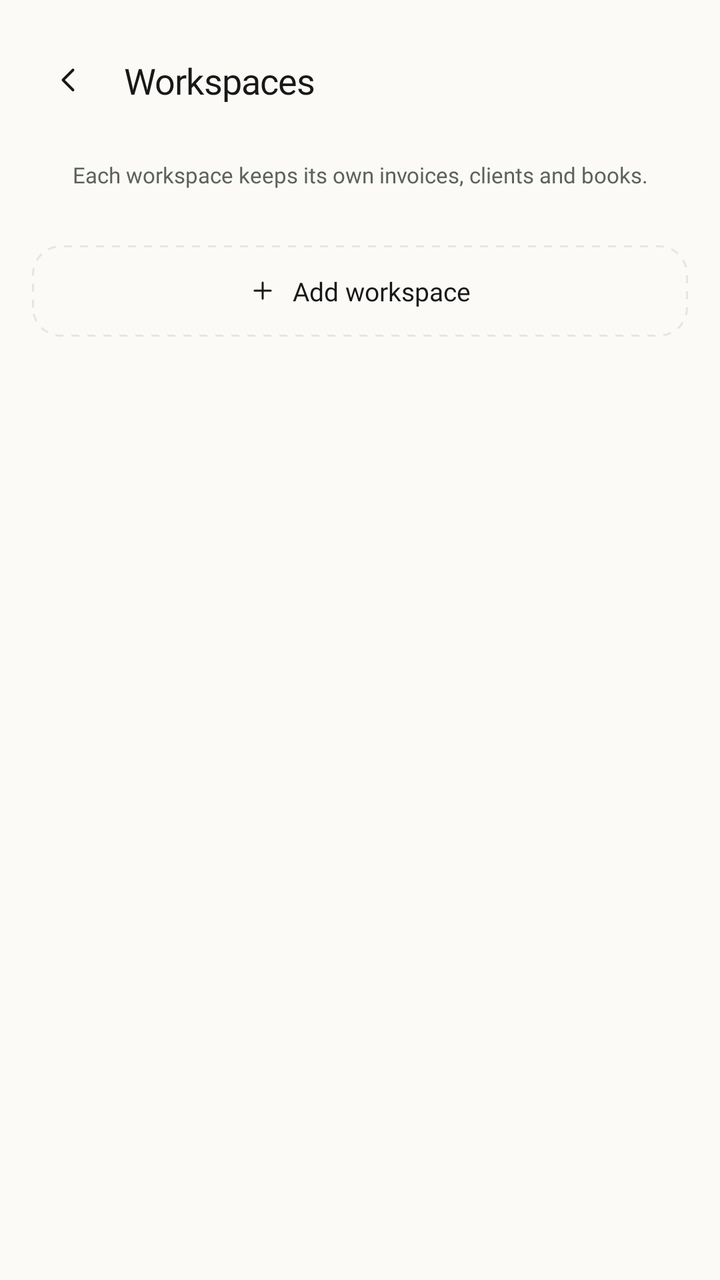
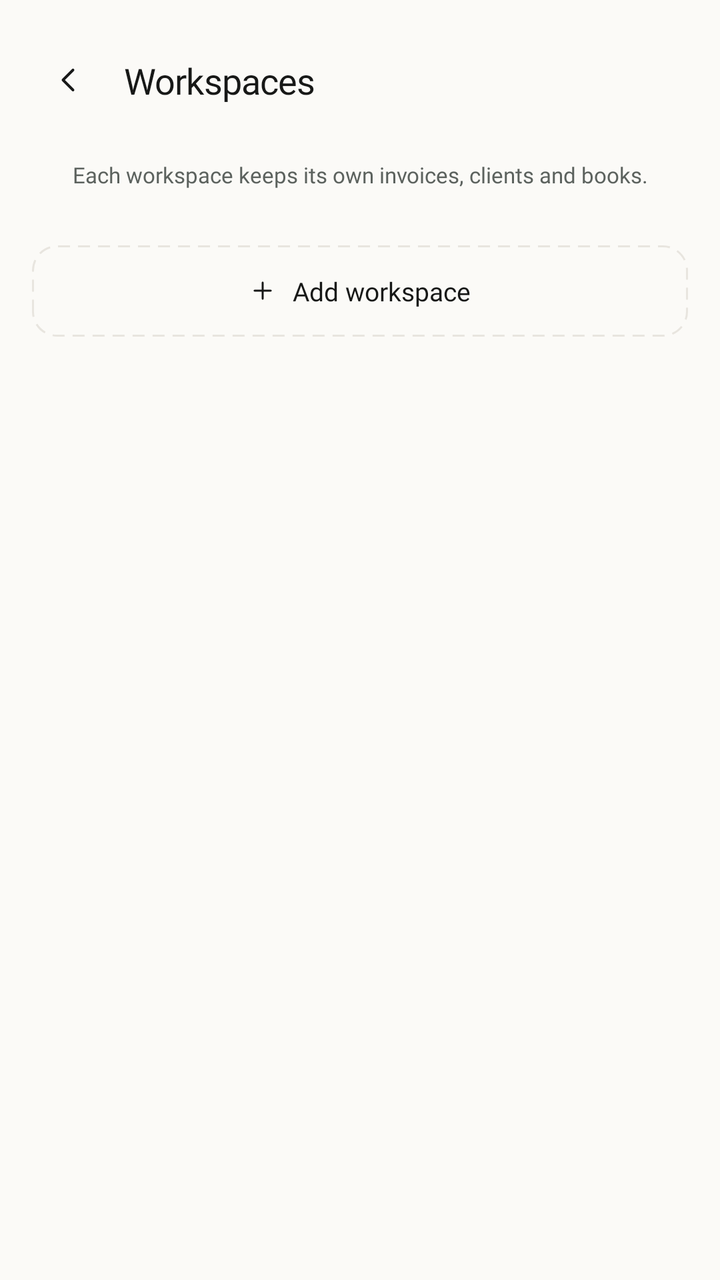

Before-and-after screenshots of an Android layout around one commit, followed by the original layout XML and the change that was made.
<!-- AndroidManifest.xml: application theme Theme.InvoiceGenerator -->
<!-- res/layout/fragment_manage_workspaces.xml -->
<?xml version="1.0" encoding="utf-8"?>
<androidx.constraintlayout.widget.ConstraintLayout xmlns:android="http://schemas.android.com/apk/res/android"
    xmlns:app="http://schemas.android.com/apk/res-auto"
    android:layout_width="match_parent"
    android:layout_height="match_parent"
    android:background="#FBFAF7"
    android:paddingHorizontal="16dp"
    android:paddingTop="8dp"
    android:paddingBottom="28dp">

    
    <androidx.constraintlayout.widget.ConstraintLayout
        android:id="@+id/header"
        android:layout_width="match_parent"
        android:layout_height="wrap_content"
        android:paddingVertical="14dp"
        app:layout_constraintTop_toTopOf="parent">

        <ImageButton
            android:id="@+id/backbtn"
            android:layout_width="36dp"
            android:layout_height="36dp"
            android:background="@android:color/transparent"
            android:padding="8dp"
            android:scaleType="fitCenter"
            android:src="@drawable/ic_back"
            app:layout_constraintBottom_toBottomOf="parent"
            app:layout_constraintStart_toStartOf="parent"
            app:layout_constraintTop_toTopOf="parent" />

        <TextView
            android:id="@+id/title"
            android:layout_width="wrap_content"
            android:layout_height="wrap_content"
            android:layout_marginStart="10dp"
            android:fontFamily="@font/inter_bold"
            android:letterSpacing="-0.015"
            android:text="Workspaces"
            android:textColor="#171817"
            android:textSize="18sp"
            app:layout_constraintBottom_toBottomOf="parent"
            app:layout_constraintStart_toEndOf="@id/backbtn"
            app:layout_constraintTop_toTopOf="parent" />

    </androidx.constraintlayout.widget.ConstraintLayout>

    <TextView
        android:id="@+id/subtitle"
        android:layout_width="match_parent"
        android:layout_height="wrap_content"
        android:layout_marginTop="8dp"
        android:fontFamily="@font/inter"
        android:text="Each workspace keeps its own invoices, clients and books."
        android:textColor="#5C625E"
        android:textSize="11sp"
        android:gravity="center"
        app:layout_constraintTop_toBottomOf="@id/header" />

    <androidx.recyclerview.widget.RecyclerView
        android:id="@+id/workspaceRecyclerView"
        android:layout_width="match_parent"
        android:layout_height="wrap_content"
        android:layout_marginTop="18dp"
        android:layout_marginBottom="12dp"
        app:layout_constraintTop_toBottomOf="@id/subtitle"
        app:layout_constraintStart_toStartOf="parent"/>

    <LinearLayout
        android:id="@+id/btnAddWorkspace"
        android:layout_width="match_parent"
        android:layout_height="wrap_content"
        android:background="@drawable/bg_dashed_border"
        android:gravity="center"
        android:orientation="horizontal"
        android:paddingVertical="14dp"
        android:layout_marginTop="10dp"
        app:layout_constraintTop_toBottomOf="@id/workspaceRecyclerView">

        <ImageView
            android:layout_width="14dp"
            android:layout_height="14dp"
            android:src="@drawable/ic_plus"
            app:tint="#171817" />

        <TextView
            android:layout_width="wrap_content"
            android:layout_height="wrap_content"
            android:layout_marginStart="8dp"
            android:fontFamily="@font/inter_medium"
            android:text="Add workspace"
            android:textColor="#171817"
            android:textSize="13sp" />
    </LinearLayout>

</androidx.constraintlayout.widget.ConstraintLayout>
<!-- resources referenced by this layout -->
<resources>
  <!-- drawable bg_dashed_border (drawable) -->
  <?xml version="1.0" encoding="utf-8"?>
  <shape xmlns:android="http://schemas.android.com/apk/res/android">
      <stroke
          android:width="1dp"
          android:color="#E8E5DF"
          android:dashWidth="4dp"
          android:dashGap="4dp" />
      <corners android:radius="14dp" />
      <solid android:color="@android:color/transparent" />
  </shape>
  <!-- drawable ic_back (drawable) -->
  <?xml version="1.0" encoding="utf-8"?>
  <vector xmlns:android="http://schemas.android.com/apk/res/android"
      android:width="24dp"
      android:height="24dp"
      android:viewportWidth="24"
      android:viewportHeight="24">
      <path
          android:pathData="M15,6 L9,12 L15,18"
          android:strokeColor="#171817"
          android:strokeWidth="1.6"
          android:strokeLineCap="round"
          android:strokeLineJoin="round"
          android:fillColor="@android:color/transparent" />
  </vector>
  <!-- drawable ic_plus (drawable) -->
  <vector xmlns:android="http://schemas.android.com/apk/res/android"
      android:width="12dp"
      android:height="12dp"
      android:viewportWidth="24"
      android:viewportHeight="24">
      <path
          android:pathData="M12 5v14"
          android:strokeColor="#0C861A"
          android:strokeWidth="1.6"
          android:strokeLineCap="round"
          android:strokeLineJoin="round"
          android:fillColor="@android:color/transparent" />
      <path
          android:pathData="M5 12h14"
          android:strokeColor="#0C861A"
          android:strokeWidth="1.6"
          android:strokeLineCap="round"
          android:strokeLineJoin="round"
          android:fillColor="@android:color/transparent" />
  </vector>
  <style name="Theme.InvoiceGenerator" parent="Base.Theme.InvoiceGenerator" />
  <style name="Base.Theme.InvoiceGenerator" parent="Theme.Material3.DayNight.NoActionBar">
          <item name="android:navigationBarColor">@android:color/transparent</item>
          <item name="android:statusBarColor">@android:color/transparent</item>
          <item name="android:windowLightNavigationBar">true</item>
      </style>
</resources>

<!-- the commit's change to res/layout/fragment_manage_workspaces.xml (unified diff, before → after) -->
@@ -36,7 +36,7 @@
             android:fontFamily="@font/inter_bold"
             android:letterSpacing="-0.015"
             android:text="Workspaces"
-            android:textColor="#171817"
+            android:textColor="@color/text_primary"
             android:textSize="18sp"
             app:layout_constraintBottom_toBottomOf="parent"
             app:layout_constraintStart_toEndOf="@id/backbtn"
@@ -51,7 +51,7 @@
         android:layout_marginTop="8dp"
         android:fontFamily="@font/inter"
         android:text="Each workspace keeps its own invoices, clients and books."
-        android:textColor="#5C625E"
+        android:textColor="@color/text_grey"
         android:textSize="11sp"
         android:gravity="center"
         app:layout_constraintTop_toBottomOf="@id/header" />
@@ -80,7 +80,7 @@
             android:layout_width="14dp"
             android:layout_height="14dp"
             android:src="@drawable/ic_plus"
-            app:tint="#171817" />
+            app:tint="@color/text_primary" />
 
         <TextView
             android:layout_width="wrap_content"
@@ -88,7 +88,7 @@
             android:layout_marginStart="8dp"
             android:fontFamily="@font/inter_medium"
             android:text="Add workspace"
-            android:textColor="#171817"
+            android:textColor="@color/text_primary"
             android:textSize="13sp" />
     </LinearLayout>
 
<!-- resource entries referenced after the edit -->
@@ -1,15 +1,17 @@
 <!-- resources referenced by this layout -->
 <resources>
+  <color name="text_grey">#5C625E</color>
+  <color name="text_primary">#171817</color>
   <!-- drawable bg_dashed_border (drawable) -->
   <?xml version="1.0" encoding="utf-8"?>
   <shape xmlns:android="http://schemas.android.com/apk/res/android">
       <stroke
           android:width="1dp"
-          android:color="#E8E5DF"
-          android:dashWidth="4dp"
-          android:dashGap="4dp" />
-      <corners android:radius="14dp" />
-      <solid android:color="@android:color/transparent" />
+          android:dashWidth="6dp"
+          android:color="@color/btn_border_light"
+          android:dashGap="4dp"
+          />
+      <corners android:radius="12dp"/>
   </shape>
   <!-- drawable ic_back (drawable) -->
   <?xml version="1.0" encoding="utf-8"?>
@@ -20,7 +22,7 @@
       android:viewportHeight="24">
       <path
           android:pathData="M15,6 L9,12 L15,18"
-          android:strokeColor="#171817"
+          android:strokeColor="@color/btn_text_dark"
           android:strokeWidth="1.6"
           android:strokeLineCap="round"
           android:strokeLineJoin="round"
@@ -48,10 +50,14 @@
           android:fillColor="@android:color/transparent" />
   </vector>
   <style name="Theme.InvoiceGenerator" parent="Base.Theme.InvoiceGenerator" />
+  <color name="btn_border_light">#E8E5DF</color>
+  <color name="btn_text_dark">#171817</color>
   <style name="Base.Theme.InvoiceGenerator" parent="Theme.Material3.DayNight.NoActionBar">
           <item name="android:navigationBarColor">@android:color/transparent</item>
           <item name="android:statusBarColor">@android:color/transparent</item>
-          <item name="android:windowLightNavigationBar">true</item>
+          <item name="android:windowBackground">@color/bg_cream</item>
+          <item name="android:windowLightNavigationBar" tools:targetApi="o_mr1">true</item>
       </style>
+  <color name="bg_cream">#FBFAF7</color>
 </resources>
 
